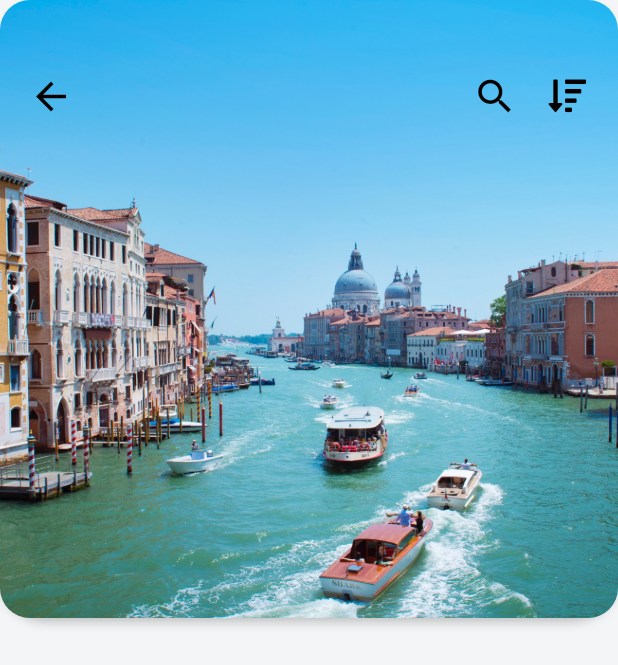
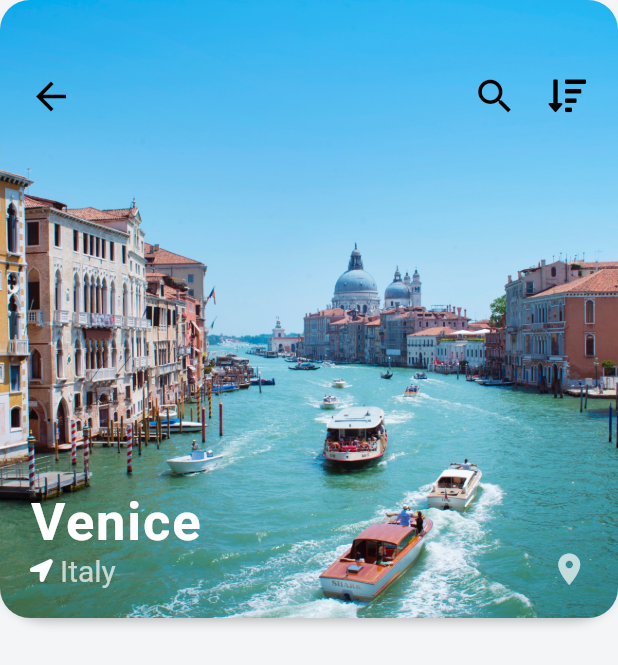
Before and after one commit to RavinduDilshan/Flutter-Travle-App-UI, a Flutter app: the screen it shows after launch, after a tap on an icon or button, on a phone screen of 412 x 824 dp. Shown: the top 665 px of the screen. Run offline on Flutter 3.47's test engine with Material 2 defaults, Android fonts, the phone set to English and light mode, and no system bars; our stand-ins replace font_awesome_flutter; network calls fail.

Commit message:
destination screen top image stack designed

```diff
--- a/lib/screens/destination_screen.dart
+++ b/lib/screens/destination_screen.dart
@@ -73,6 +73,48 @@ class _DestinationScreenState extends State<DestinationScreen> {
                     )
                   ],
                 ),
+              ),
+              Positioned(
+                left: 20.0,
+                bottom: 20.0,
+                child: Column(
+                  crossAxisAlignment: CrossAxisAlignment.start,
+                  children: [
+                    Text(
+                      widget.destination.city,
+                      style: TextStyle(
+                          color: Colors.white,
+                          fontSize: 35.0,
+                          fontWeight: FontWeight.w600,
+                          letterSpacing: 1.2),
+                    ),
+                    Row(
+                      children: [
+                        Icon(
+                          FontAwesomeIcons.locationArrow,
+                          size: 15,
+                          color: Colors.white,
+                        ),
+                        SizedBox(
+                          width: 5.0,
+                        ),
+                        Text(
+                          widget.destination.country,
+                          style: TextStyle(color: Colors.white70, fontSize: 20),
+                        )
+                      ],
+                    ),
+                  ],
+                ),
+              ),
+              Positioned(
+                child: Icon(
+                  Icons.location_on,
+                  color: Colors.white70,
+                  size: 25,
+                ),
+                right: 20,
+                bottom: 20,
               )
             ],
           )
```
